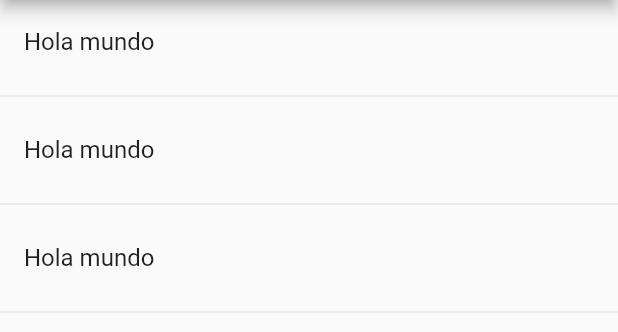
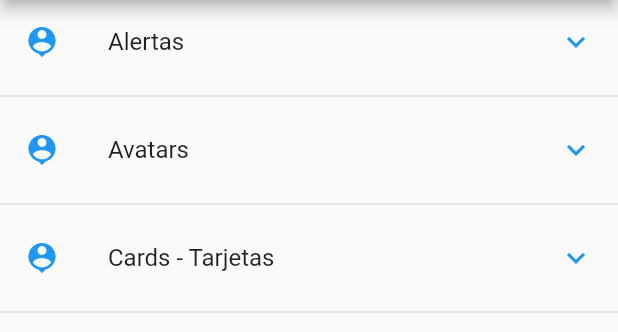
Before and after one commit to GregVaz/ComponentesFlutterApp, a Flutter app: the screen it shows after launch, on a phone screen of 412 x 824 dp, the part 84-416 px from its top. Run offline on Flutter 3.47's test engine with Material 2 defaults, Android fonts, the phone set to English and light mode, and no system bars.

```diff
--- a/lib/src/pages/home_page.dart
+++ b/lib/src/pages/home_page.dart
@@ -15,22 +15,55 @@ class HomePage extends StatelessWidget {
 
   Widget _lista() {
 
-    print(menuProvider.opciones);
+    // print(menuProvider.opciones);
 
-    return ListView(
-      children: _listaItems(),
+    /*menuProvider.cargarData().then( (opciones) {
+        print('Lista');
+        print(opciones);
+       });
+      Si decidieramos hacer lo anterior, para obtener la data de donde la consumamos,
+      y colocamos el metodo
+        return ListView(
+          children: _listaItems(),
+        );
+      dentro de nuestro cargarData(). La aplicacion, pareceria congelada, por lo que la
+      respuesta para resolve esto es a traves del FutureBuilder de Flutter
+    */
+    // Utilizaremos el Future Builder
+    return FutureBuilder(
+        future: menuProvider.cargarData(),
+        initialData: [], // Data que se cargara en espera de la informacion en consumo
+        builder: ( context, AsyncSnapshot<List<dynamic>> snapshot ){
+
+          // print('builder');
+          // print(snapshot.data);
+
+          return ListView(
+            children: _listaItems( snapshot.data ),
+          );
+
+        },
     );
 
   }
 
-  List<Widget> _listaItems() {
-    return [
-      ListTile( title: Text('Hola mundo') ),
-      Divider(),
-      ListTile( title: Text('Hola mundo') ),
-      Divider(),
-      ListTile( title: Text('Hola mundo') ),
-      Divider(),
-    ];
+  List<Widget> _listaItems( List<dynamic> data ) {
+
+    final List<Widget> opciones = [];
+
+    data.forEach((opt) {
+      final widgetTemp = ListTile(
+        title: Text( opt['texto'] ),
+        leading: Icon( Icons.person_pin, color: Colors.blue ),
+        trailing: Icon( Icons.keyboard_arrow_down, color: Colors.blue ),
+        onTap: () {},
+      );
+
+      opciones..add( widgetTemp )
+              ..add( Divider() );
+    });
+
+    return opciones;
+
   }
 }
--- a/lib/src/providers/menu_provider.dart
+++ b/lib/src/providers/menu_provider.dart
@@ -1,3 +1,5 @@
+
+import 'dart:convert';
 
 import 'package:flutter/services.dart' show rootBundle; // Servicio para consumir los recursos
 
@@ -6,16 +8,17 @@ class _MenuProvider {
   List<dynamic> opciones = [];
 
   _MenuProvider() {
-    cargarData();
+    // cargarData();
   }
 
-  cargarData() {
+  Future<List<dynamic>> cargarData() async {
 
-    rootBundle.loadString('data/menu_opts.json')
-    .then( (data) {
-      print(data);
-    });
+    final resp = await rootBundle.loadString('data/menu_opts.json');
 
+    Map dataMap = json.decode(resp);
+    opciones = dataMap['rutas'];
+
+    return opciones;
   }
 
 }
```
